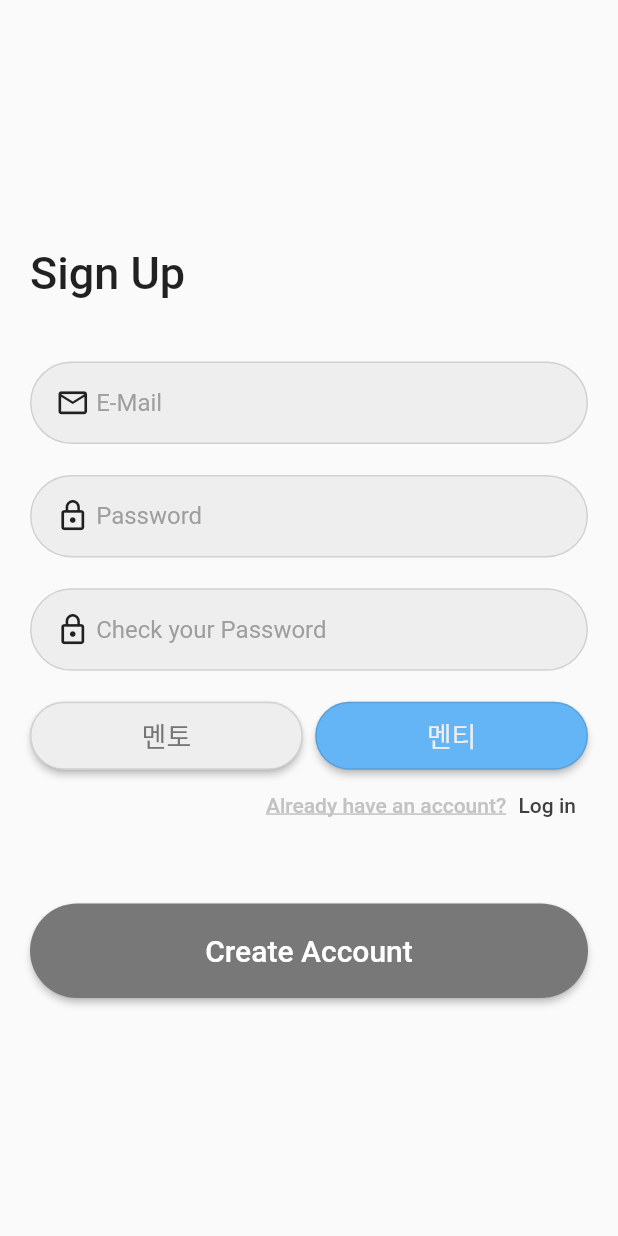
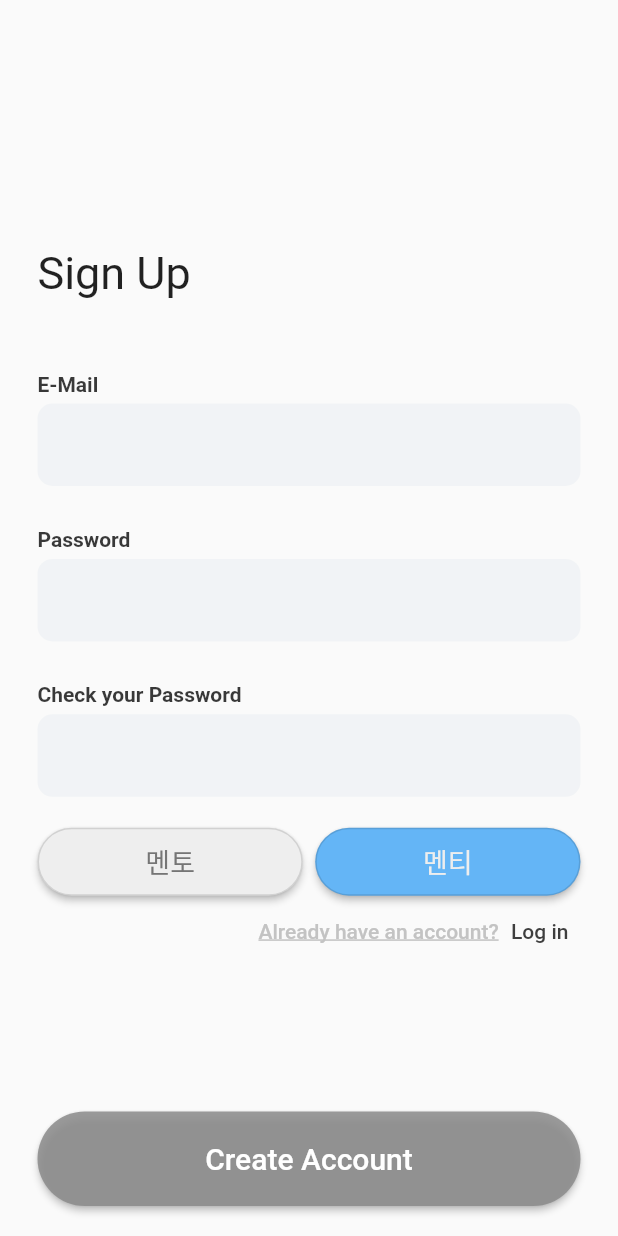
Before and after one commit to PoomAt-E/hobby-mate, a Flutter app: the SignupScreen screen opened directly, on a phone screen of 412 x 824 dp. Run offline on Flutter 3.47's test engine with Material 2 defaults, Android fonts, the phone set to English and light mode, and no system bars; our stand-ins replace dio, file_picker, firebase_core, flutter_dotenv, flutter_riverpod, flutter_secure_storage and 2 more; accounts and stored records are empty; network calls fail; statements that could not run were skipped.

Commit message:
design: sign 디자인 수정

```diff
--- a/lib/config/style.dart
+++ /dev/null
@@ -1,19 +0,0 @@
-import 'package:flutter/material.dart';
-
-class Palette {
-  static const Color bottomSelectedColor = Color.fromRGBO(63, 66, 72, 1);
-  static const Color bottomUnselectedColor = Color.fromRGBO(204, 210, 223, 1);
-}
-
-class TextStyles {
-  static const TextStyle underlineTextStyle = TextStyle(
-    color: Color(0xFFC3C3C3),
-    decoration: TextDecoration.underline,
-    decorationThickness: 1.5,
-  );
-  static const TextStyle appbarTextStyle =
-      TextStyle(color: Colors.black54, fontSize: 20);
-
-  static const TextStyle homeTitleTextStyle = TextStyle(
-      color: Colors.black87, fontSize: 20, fontWeight: FontWeight.w600);
-}
--- a/lib/screen/sign/login_screen.dart
+++ b/lib/screen/sign/login_screen.dart
@@ -1,9 +1,8 @@
 import 'package:flutter/material.dart';
 import 'package:flutter_riverpod/flutter_riverpod.dart';
 import 'package:hobby_mate/screen/sign/signup_screen.dart';
-import 'package:shared_preferences/shared_preferences.dart';
 
-import '../../config/style.dart';
+import '../../style/style.dart';
 import '../../model/state.dart';
 import '../../provider/auth_provider.dart';
 import '../../widget/custom_textfield.dart';
@@ -54,34 +53,47 @@ class LoginScreenState extends ConsumerState<LoginScreen> {
           FocusScope.of(context).requestFocus(FocusNode());
         },
         child: Scaffold(
-        resizeToAvoidBottomInset: false,
-        body: Padding(
-          padding: const EdgeInsets.symmetric(horizontal: 32),
+            body: Column(
+          mainAxisSize: MainAxisSize.max,
+          children: [
+            Expanded(
+                flex: 1,
+                child: Center(
+                    child: Container(
+                        padding: const EdgeInsets.symmetric(horizontal: 25),
                         child: Column(
-            mainAxisAlignment: MainAxisAlignment.center,
                             crossAxisAlignment: CrossAxisAlignment.start,
+                            mainAxisSize: MainAxisSize.min,
                             children: [
-              SizedBox(height: MediaQuery.of(context).size.height * 0.21),
                               const TitleHeader(
                                 titleContext: 'Log In',
                                 subContext: '',
                               ),
-              SizedBox(height: MediaQuery.of(context).size.height * 0.05),
+                              SizedBox(
+                                  height: MediaQuery.of(context).size.height *
+                                      0.05),
                               CustomInputField(
                                 icon: Icons.email_outlined,
                                 isPassword: false,
                                 hintText: 'E-Mail',
-                textEditingController: textEditingControllerForId,
+                                textEditingController:
+                                    textEditingControllerForId,
                               ),
-              SizedBox(height: MediaQuery.of(context).size.height * 0.015),
+                              SizedBox(
+                                  height: MediaQuery.of(context).size.height *
+                                      0.015),
                               CustomInputField(
                                 icon: Icons.lock_outline,
                                 isPassword: true,
                                 hintText: 'Password',
-                textEditingController: textEditingControllerForPw,
+                                textEditingController:
+                                    textEditingControllerForPw,
                               ),
                               const _PushSignupPage(),
-              SizedBox(height: MediaQuery.of(context).size.height * 0.20),
+                            ])))),
+            Container(
+                padding: const EdgeInsets.only(left: 25, right: 25, bottom: 20),
+                child: Column(children: [
                   CustomRoundButton(
                     title: 'Log In',
                     onPressed: onPressedLoginButton,
@@ -95,11 +107,9 @@ class LoginScreenState extends ConsumerState<LoginScreen> {
                       ),
                     ),
                   )
+                ]))
           ],
-          ),
-        ),
-      ),
-    );
+        )));
   }
 
   void showSnackbar(String message) {
@@ -182,7 +192,7 @@ class CustomRoundButton extends StatelessWidget {
           child: ElevatedButton(
             onPressed: onPressed,
             style: ElevatedButton.styleFrom(
-              primary: const Color(0xFF787878),
+              primary: Color.fromARGB(219, 139, 139, 139),
               padding: const EdgeInsets.symmetric(vertical: 20), // 버튼 위아래 패딩 조절
               shape: RoundedRectangleBorder(
                 borderRadius: BorderRadius.circular(49), // 모서리 둥글게
@@ -191,6 +201,7 @@ class CustomRoundButton extends StatelessWidget {
             child: Text(
               title,
               style: const TextStyle(
+                color: Colors.white,
                 fontSize: 20,
               ),
             ),
--- a/lib/screen/sign/signup_screen.dart
+++ b/lib/screen/sign/signup_screen.dart
@@ -3,7 +3,7 @@ import 'package:flutter_riverpod/flutter_riverpod.dart';
 import 'package:hobby_mate/screen/sign/signup_profile_screen.dart';
 import 'package:hobby_mate/util/input_validate.dart';
 
-import '../../config/style.dart';
+import '../../style/style.dart';
 import '../../service/auth_service.dart';
 import '../../widget/custom_textfield.dart';
 import '../../widget/title_header.dart';
@@ -77,62 +77,49 @@ class SignupScreenState extends ConsumerState<SignupScreen> {
           FocusScope.of(context).requestFocus(FocusNode());
         },
         child: Scaffold(
-            body: Padding(
-                padding: const EdgeInsets.symmetric(horizontal: 20),
-                child: SingleChildScrollView(
+            body: Column(children: [
+          Expanded(
+              child: Center(
+                  child: Container(
+            padding: const EdgeInsets.symmetric(horizontal: 25),
             child: Column(
-                        mainAxisAlignment: MainAxisAlignment.spaceBetween,
-                        crossAxisAlignment: CrossAxisAlignment.center,
-                        mainAxisSize: MainAxisSize.max,
-                        children: [
-                      Column(
               crossAxisAlignment: CrossAxisAlignment.start,
               children: [
-                          SizedBox(
-                              height: MediaQuery.of(context).size.height * 0.2),
-                          const TitleHeader(
-                              titleContext: 'Sign Up', subContext: ''),
-                          SizedBox(
-                              height:
-                                  MediaQuery.of(context).size.height * 0.05),
+                SizedBox(height: MediaQuery.of(context).size.height * 0.2),
+                const TitleHeader(titleContext: 'Sign Up', subContext: ''),
+                SizedBox(height: MediaQuery.of(context).size.height * 0.05),
                 CustomInputField(
                   icon: Icons.email_outlined,
                   isPassword: false,
                   hintText: 'E-Mail',
                   textEditingController: textEditingControllerForId,
                 ),
-                          SizedBox(
-                              height:
-                                  MediaQuery.of(context).size.height * 0.015),
+                SizedBox(height: MediaQuery.of(context).size.height * 0.015),
                 CustomInputField(
                   icon: Icons.lock_outline,
                   isPassword: true,
                   hintText: 'Password',
                   textEditingController: textEditingControllerForPw,
                 ),
-                          SizedBox(
-                              height:
-                                  MediaQuery.of(context).size.height * 0.015),
+                SizedBox(height: MediaQuery.of(context).size.height * 0.015),
                 CustomInputField(
                   icon: Icons.lock_outline,
                   isPassword: true,
                   hintText: 'Check your Password',
-                            textEditingController:
-                                textEditingControllerForCheckPw,
+                  textEditingController: textEditingControllerForCheckPw,
                 ),
-                          SizedBox(
-                              height:
-                                  MediaQuery.of(context).size.height * 0.015),
+                SizedBox(height: MediaQuery.of(context).size.height * 0.015),
                 RoleWidget(),
                 const _PopLoginPage(),
               ],
             ),
-                      SizedBox(
-                          height: MediaQuery.of(context).size.height * 0.05),
-                      CustomRoundButton(
-                          title: 'Create Account',
-                          onPressed: onPressedSignupButton),
-                    ])))));
+          ))),
+          Container(
+            padding: const EdgeInsets.only(left: 25, right: 25, bottom: 20),
+            child: CustomRoundButton(
+                title: 'Create Account', onPressed: onPressedSignupButton),
+          )
+        ])));
   }
 
   void showSnackbar(String message) {
--- a/lib/screen/splash_screen.dart
+++ b/lib/screen/splash_screen.dart
@@ -1,6 +1,8 @@
 import 'package:flutter/material.dart';
 import 'package:flutter_riverpod/flutter_riverpod.dart';
 import 'package:hobby_mate/screen/sign/login_screen.dart';
+import 'package:hobby_mate/screen/sign/signup_profile_screen.dart';
+import 'package:hobby_mate/style/style.dart';
 import 'package:shared_preferences/shared_preferences.dart';
 
 import '../service/auth_service.dart';
@@ -25,7 +27,7 @@ class SplashScreen extends ConsumerWidget {
     void toLoginScreen() {
       Navigator.pushAndRemoveUntil(
           context,
-          MaterialPageRoute(builder: (context) => const LoginScreen()),
+          MaterialPageRoute(builder: (context) => BottomNavigation()),
           (route) => false);
     }
 
@@ -46,15 +48,7 @@ class SplashScreen extends ConsumerWidget {
     return Container(
       color: Colors.white,
       child: const Center(
-          child: Text(
-        '취미에\n취하다',
-        style: TextStyle(
-          color: Colors.black,
-          fontSize: 33,
-          height: 1.4,
-          decoration: TextDecoration.none,
-        ),
-      )),
+          child: Text('취미에\n취하다', style: TextStyles.splashScreenTextStyle)),
     );
   }
 }
--- /dev/null
+++ b/lib/style/style.dart
@@ -0,0 +1,36 @@
+import 'package:flutter/material.dart';
+
+class Palette {
+  static const Color bottomSelectedColor = Color.fromRGBO(63, 66, 72, 1);
+  static const Color bottomUnselectedColor = Color.fromRGBO(204, 210, 223, 1);
+  static const Color boxContainerColor = Color.fromRGBO(238, 241, 244, 0.729);
+}
+
+class TextStyles {
+  static const TextStyle underlineTextStyle = TextStyle(
+    color: Color(0xFFC3C3C3),
+    decoration: TextDecoration.underline,
+    decorationThickness: 1.5,
+  );
+  static const TextStyle appbarTextStyle = TextStyle(
+      color: Colors.black54, fontSize: 20, fontStyle: FontStyle.italic);
+
+  static const splashScreenTextStyle = TextStyle(
+      color: Color.fromARGB(196, 0, 0, 0),
+      fontSize: 33,
+      decoration: TextDecoration.none,
+      fontWeight: FontWeight.w400,
+      fontStyle: FontStyle.italic,
+      letterSpacing: 1.4);
+
+  static const TextStyle homeTitleTextStyle =
+      TextStyle(color: Colors.black87, fontSize: 17);
+
+  static const TextStyle editProfileTitleTextStyle = TextStyle(
+      color: Color.fromARGB(221, 26, 26, 26),
+      fontSize: 14,
+      fontWeight: FontWeight.w600);
+
+  static const TextStyle appbarIconTextStyle =
+      TextStyle(color: Colors.blue, fontSize: 17, fontWeight: FontWeight.w500);
+}
--- a/lib/widget/custom_textfield.dart
+++ b/lib/widget/custom_textfield.dart
@@ -1,4 +1,6 @@
 import 'package:flutter/material.dart';
+
+import '../style/style.dart';
 
 class CustomInputField extends StatelessWidget {
   final bool isPassword;
@@ -16,46 +18,37 @@ class CustomInputField extends StatelessWidget {
 
   @override
   Widget build(BuildContext context) {
-    return Container(
+    return Column(crossAxisAlignment: CrossAxisAlignment.start, children: [
+      const SizedBox(
+        height: 7,
+      ),
+      Text(hintText, style: TextStyles.editProfileTitleTextStyle),
+      const SizedBox(
+        height: 5,
+      ),
+      Container(
         margin:
             EdgeInsets.only(bottom: MediaQuery.of(context).size.height * 0.01),
         height: 55,
         decoration: BoxDecoration(
-        color: const Color(0xFFEEEEEE),
-        borderRadius: BorderRadius.circular(56),
-        border: Border.all(width: 1, color: Colors.black12),
+          color: Palette.boxContainerColor,
+          borderRadius: BorderRadius.circular(10),
         ),
         child: Padding(
           padding: const EdgeInsets.symmetric(
             horizontal: 16,
           ),
-        child: Row(
-          crossAxisAlignment: CrossAxisAlignment.center,
-          children: [
-            Icon(
-              icon,
-              size: 23,
-            ),
-            SizedBox(width: MediaQuery.of(context).size.width * 0.01),
-            Expanded(
           child: TextField(
             obscureText: isPassword,
             controller: textEditingController,
             cursorColor: Colors.grey,
             keyboardType: TextInputType.multiline,
-                decoration: InputDecoration(
-                  border: InputBorder.none, // TextField 아래 밑줄 제거
-                  hintText: hintText,
-
-                  hintStyle: TextStyle(
-                    color: Colors.grey[500],
+            decoration: const InputDecoration(
+              border: InputBorder.none,
             ),
           ),
         ),
-            ),
-          ],
-        ),
-      ),
-    );
+      )
+    ]);
   }
 }
--- a/lib/widget/profile_image.dart
+++ b/lib/widget/profile_image.dart
@@ -39,7 +39,7 @@ class ProfileImageState extends State<ProfileImage> {
                   image: widget.path != null
                       ? FileImage(File(widget.path!))
                       : const AssetImage(
-                              'assets/images/default_profile_image.png')
+                              'assets/icons/default_profile_image.png')
                           as ImageProvider,
                   fit: BoxFit.cover),
             ),
--- a/lib/widget/title_header.dart
+++ b/lib/widget/title_header.dart
@@ -19,7 +19,7 @@ class TitleHeader extends StatelessWidget {
         Text(
           titleContext,
           style: const TextStyle(
-            fontWeight: FontWeight.w500,
+            fontWeight: FontWeight.w400,
             fontSize: 30,
           ),
         ),
```
Also changed, not shown: assets/icons/default_profile_image.png (added), assets/images/default_profile_image.png (deleted). Lines whose indentation alone changed are shown as unchanged.
